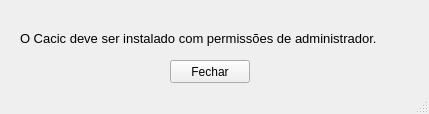
First picture: the form in install-cacic-gui/noroot.ui, repository lightbase/cacic-agente, before the edit.
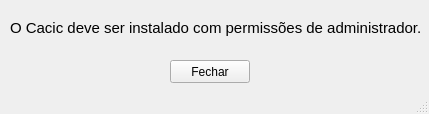
Second picture: the form after the edit.

Patch:
```diff
--- a/install-cacic-gui/noroot.ui
+++ b/install-cacic-gui/noroot.ui
@@ -29,20 +29,23 @@
    <widget class="QLabel" name="label">
     <property name="geometry">
      <rect>
-      <x>20</x>
-      <y>30</y>
+      <x>10</x>
+      <y>20</y>
       <width>411</width>
       <height>16</height>
      </rect>
     </property>
     <property name="font">
      <font>
-      <pointsize>10</pointsize>
+      <pointsize>11</pointsize>
      </font>
     </property>
     <property name="text">
      <string>O Cacic deve ser instalado com permissões de administrador.</string>
     </property>
+    <property name="textFormat">
+     <enum>Qt::PlainText</enum>
+    </property>
    </widget>
    <widget class="QPushButton" name="pushButton">
     <property name="geometry">
```
Left out of the diff: 5 changed lines with no effect on the pictures.
